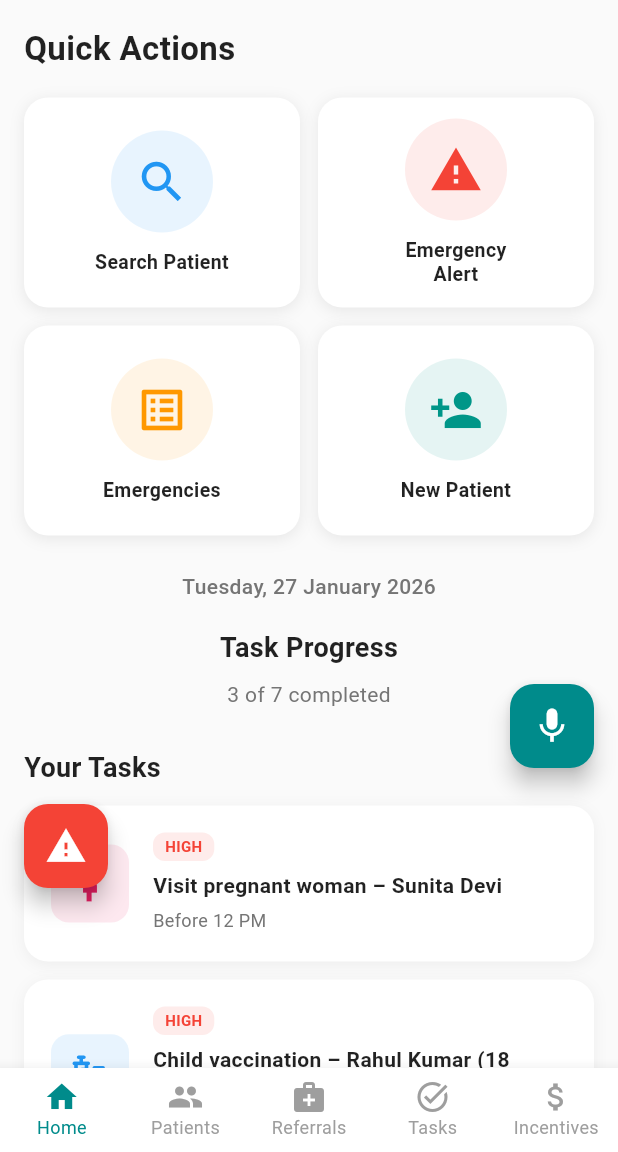
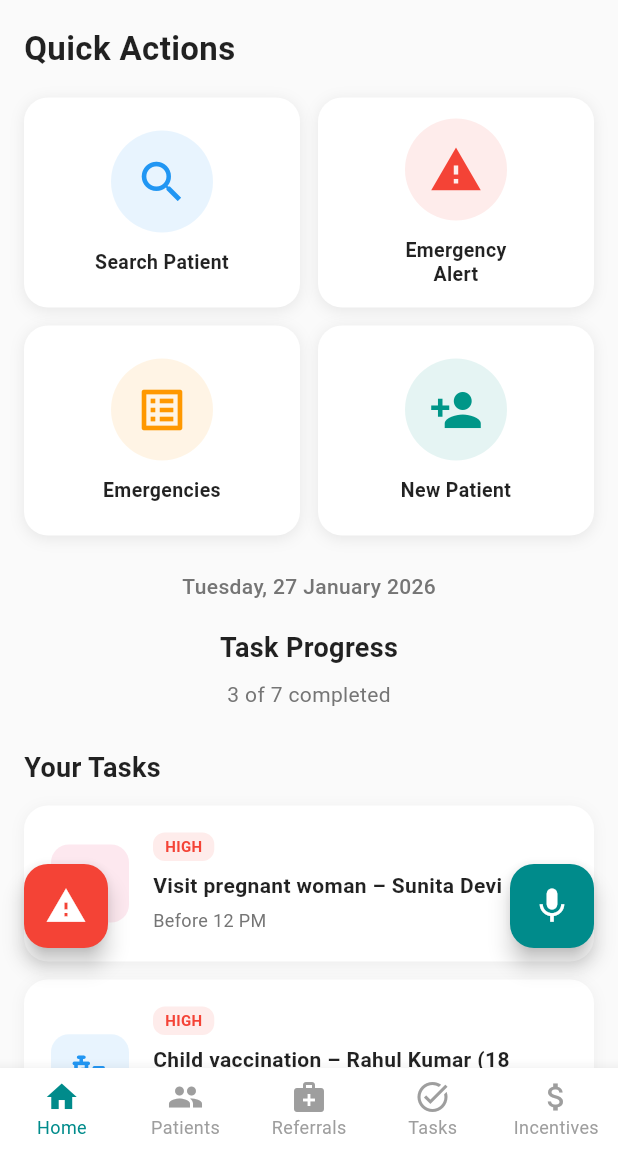
Before and after one commit to kminz-saloni/AI-PulseTriage-ASHA-Enabled-Risk-Screening, a Flutter app: the MainScreen screen opened by its route, on a phone screen of 412 x 824 dp, the part 84-1236 px from its top. Run offline on Flutter 3.47's test engine with Material 3 defaults, Android fonts, the phone set to English and light mode, and no system bars.

Commit message:
5th commit

```diff
--- a/lib/screens/main_screen.dart
+++ b/lib/screens/main_screen.dart
@@ -18,6 +18,21 @@ class MainScreen extends StatefulWidget {
 class _MainScreenState extends State<MainScreen> {
   int _currentIndex = 0;
   bool _isEnglish = true;
+
+  // Store positions per tab (tab index -> Map of button positions)
+  final Map<int, Map<String, Offset>> _tabButtonPositions = {
+    0: {'sos': const Offset(16, 80), 'voice': const Offset(16, 80)}, // Home
+    1: {'sos': const Offset(16, 80), 'voice': const Offset(16, 80)}, // Patients
+    2: {'sos': const Offset(16, 80), 'voice': const Offset(16, 80)}, // Referrals
+    3: {'sos': const Offset(16, 80), 'voice': const Offset(16, 80)}, // Tasks
+    4: {'sos': const Offset(16, 80), 'voice': const Offset(16, 80)}, // Incentives
+  };
+
+  void _updateButtonPosition(String buttonType, Offset newPosition) {
+    setState(() {
+      _tabButtonPositions[_currentIndex]![buttonType] = newPosition;
+    });
+  }
 
   @override
   void dispose() {
@@ -48,10 +63,14 @@ class _MainScreenState extends State<MainScreen> {
         children: [
           _buildCurrentScreen(),
 
-          // Floating Action Buttons (SOS & Voice)
+          // Floating Action Buttons (SOS & Voice) - Independent per tab
           FloatingActionButtonsWidget(
-            key: const ValueKey('main_screen_buttons'),
+            key: ValueKey('buttons_tab_$_currentIndex'),
             isEnglish: _isEnglish,
+            initialSosPosition: _tabButtonPositions[_currentIndex]!['sos']!,
+            initialVoicePosition: _tabButtonPositions[_currentIndex]!['voice']!,
+            onSosPositionChanged: (pos) => _updateButtonPosition('sos', pos),
+            onVoicePositionChanged: (pos) => _updateButtonPosition('voice', pos),
           ),
         ],
       ),
--- a/lib/widgets/floating_action_buttons.dart
+++ b/lib/widgets/floating_action_buttons.dart
@@ -4,10 +4,18 @@ import '../theme/app_theme.dart';
 
 class FloatingActionButtonsWidget extends StatefulWidget {
   final bool isEnglish;
+  final Offset? initialSosPosition;
+  final Offset? initialVoicePosition;
+  final Function(Offset)? onSosPositionChanged;
+  final Function(Offset)? onVoicePositionChanged;
 
   const FloatingActionButtonsWidget({
     Key? key,
     required this.isEnglish,
+    this.initialSosPosition,
+    this.initialVoicePosition,
+    this.onSosPositionChanged,
+    this.onVoicePositionChanged,
   }) : super(key: key);
 
   @override
@@ -17,8 +25,28 @@ class FloatingActionButtonsWidget extends StatefulWidget {
 class _FloatingActionButtonsWidgetState extends State<FloatingActionButtonsWidget> {
   Timer? _sosTimer;
   bool _sosActive = false;
-  Offset _sosPosition = const Offset(16, 120); // Bottom-left initial position
-  Offset _voicePosition = const Offset(16, 200); // Bottom-right initial position (offset more to right)
+  late Offset _sosPosition;
+  late Offset _voicePosition;
+
+  @override
+  void initState() {
+    super.initState();
+    _sosPosition = widget.initialSosPosition ?? const Offset(16, 80);
+    _voicePosition = widget.initialVoicePosition ?? const Offset(16, 80);
+  }
+
+  @override
+  void didUpdateWidget(FloatingActionButtonsWidget oldWidget) {
+    super.didUpdateWidget(oldWidget);
+    // Update positions when switching tabs
+    if (oldWidget.initialSosPosition != widget.initialSosPosition ||
+        oldWidget.initialVoicePosition != widget.initialVoicePosition) {
+      setState(() {
+        _sosPosition = widget.initialSosPosition ?? const Offset(16, 80);
+        _voicePosition = widget.initialVoicePosition ?? const Offset(16, 80);
+      });
+    }
+  }
 
   @override
   void dispose() {
@@ -117,10 +145,11 @@ class _FloatingActionButtonsWidgetState extends State<FloatingActionButtonsWidge
             onPanUpdate: (details) {
               setState(() {
                 _sosPosition = Offset(
-                  (_sosPosition.dx + details.delta.dx).clamp(20.0, size.width - 80),
+                  (_sosPosition.dx + details.delta.dx).clamp(0.0, size.width - 80),
                   (_sosPosition.dy - details.delta.dy).clamp(20.0, size.height - 180),
                 );
               });
+              widget.onSosPositionChanged?.call(_sosPosition);
             },
             child: FloatingActionButton(
               onPressed: _showSOSDialog,
@@ -143,10 +172,11 @@ class _FloatingActionButtonsWidgetState extends State<FloatingActionButtonsWidge
             onPanUpdate: (details) {
               setState(() {
                 _voicePosition = Offset(
-                  (_voicePosition.dx - details.delta.dx).clamp(20.0, size.width - 80),
+                  (_voicePosition.dx - details.delta.dx).clamp(0.0, size.width - 80),
                   (_voicePosition.dy - details.delta.dy).clamp(20.0, size.height - 180),
                 );
               });
+              widget.onVoicePositionChanged?.call(_voicePosition);
             },
             child: FloatingActionButton(
               onPressed: _openVoiceAssistant,
```
Also changed, not shown: lib/screens/emergency_alert_screen.dart (+0 -7 lines), lib/screens/incentive_tracker_screen.dart (+0 -7 lines), lib/screens/patient_management_screen.dart (+0 -7 lines).
